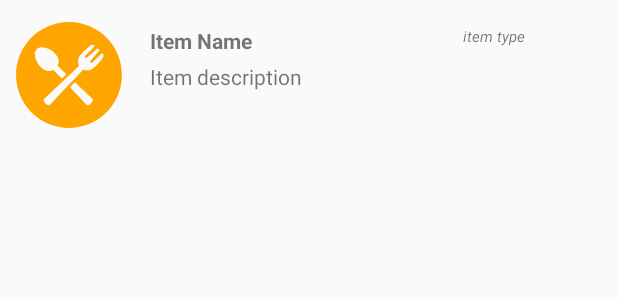
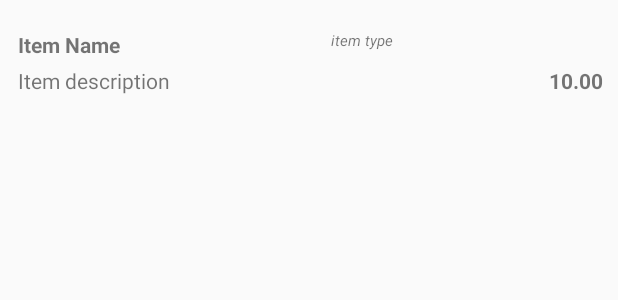
Before and after one commit to mrashment/CurbSide, an Android app: the layout see_items_card.xml on its own in the app's theme, with its tools: preview values and no code run, on a phone screen of 412 x 824 dp. Shown: the top 300 px of the screen. Run offline under Robolectric (Android 15) with nearby library versions, the phone set to English and light mode, and no system bars.

Commit message:
Nearly functional See-edit items.

```diff
--- a/app/src/main/java/com/example/curbside/EditMenuInterface.java
+++ b/app/src/main/java/com/example/curbside/EditMenuInterface.java
@@ -36,7 +36,6 @@
         backToVendorOptions = findViewById(R.id.backToVendorOptions);
         applyMenuChange = findViewById(R.id.applyMenuChange);
         addItemButton = findViewById(R.id.addItemButton);
-
         backToVendorOptions.setOnClickListener(new View.OnClickListener() {
             @Override
             public void onClick(View v) {
@@ -60,6 +59,7 @@
         });
     }
 
+
     public void displayItems(ArrayList<FoodItem> fromThread) {
         items = fromThread;
         if (items != null) {
--- a/app/src/main/res/layout/activity_edit_menu_interface.xml
+++ b/app/src/main/res/layout/activity_edit_menu_interface.xml
@@ -59,7 +59,7 @@
         app:layout_constraintTop_toTopOf="parent" />
 
     <androidx.recyclerview.widget.RecyclerView
-        android:id="@+id/tableRow"
+        android:id="@+id/recyclerView2"
         android:layout_width="372dp"
         android:layout_height="548dp"
         android:layout_marginTop="5dp"
--- a/app/src/main/res/layout/home_truck_card.xml
+++ b/app/src/main/res/layout/home_truck_card.xml
@@ -5,10 +5,8 @@
     android:id="@+id/cardView"
     android:layout_width="wrap_content"
     android:layout_height="wrap_content"
-    android:elevation="5dp"
     android:orientation="vertical"
-    android:layout_marginRight="10dp"
-    android:layout_marginLeft="10dp"
+    android:layout_margin="10dp"
     android:padding="50dp"
     app:cardCornerRadius="15dp">
 
--- a/app/src/main/res/layout/see_items_card.xml
+++ b/app/src/main/res/layout/see_items_card.xml
@@ -13,17 +13,6 @@
         android:padding="10dp"
         >
 
-
-
-        <ImageView
-            android:id="@+id/imageView"
-            android:layout_width="72dp"
-            android:layout_height="72dp"
-            android:background="@drawable/ic_logo_truck"
-            android:contentDescription="Truck Logo"
-            app:layout_constraintBottom_toBottomOf="parent"
-            app:layout_constraintStart_toStartOf="parent"
-            app:layout_constraintTop_toTopOf="parent" />
 
         <TextView
             android:id="@+id/itemNameTextView"
@@ -43,15 +32,11 @@
             android:id="@+id/itemDescriptionTextView"
             android:layout_width="250dp"
             android:layout_height="46dp"
-            android:layout_marginStart="16dp"
-            android:layout_marginTop="24dp"
-            android:layout_marginEnd="16dp"
             android:textSize="14sp"
             app:layout_constraintBottom_toBottomOf="parent"
             app:layout_constraintEnd_toEndOf="parent"
-            app:layout_constraintHorizontal_bias="0.047"
-            app:layout_constraintStart_toEndOf="@+id/imageView"
-            app:layout_constraintTop_toTopOf="@+id/imageView"
+            app:layout_constraintHorizontal_bias="0.012"
+            app:layout_constraintStart_toStartOf="parent"
             tools:text="Item description" />
 
         <TextView
@@ -66,7 +51,7 @@
             app:layout_constraintHorizontal_bias="1.0"
             app:layout_constraintStart_toEndOf="@+id/itemDescriptionTextView"
             app:layout_constraintTop_toTopOf="parent"
-        app:layout_constraintVertical_bias="0.452"
+            app:layout_constraintVertical_bias="0.493"
             tools:text="10.00" />
 
         <TextView
```
Also changed, not shown: app/src/main/java/com/example/curbside/Company.java (+10 -0 lines), app/src/main/java/com/example/curbside/FoodItem.java (+12 -2 lines), app/src/main/java/com/example/curbside/SeeItemsAdapter.java (+8 -6 lines), app/src/main/java/com/example/curbside/SeeItemsThread.java (+11 -10 lines), app/src/main/java/com/example/curbside/Truck.java (+0 -8 lines). Lines whose indentation alone changed are shown as unchanged.
